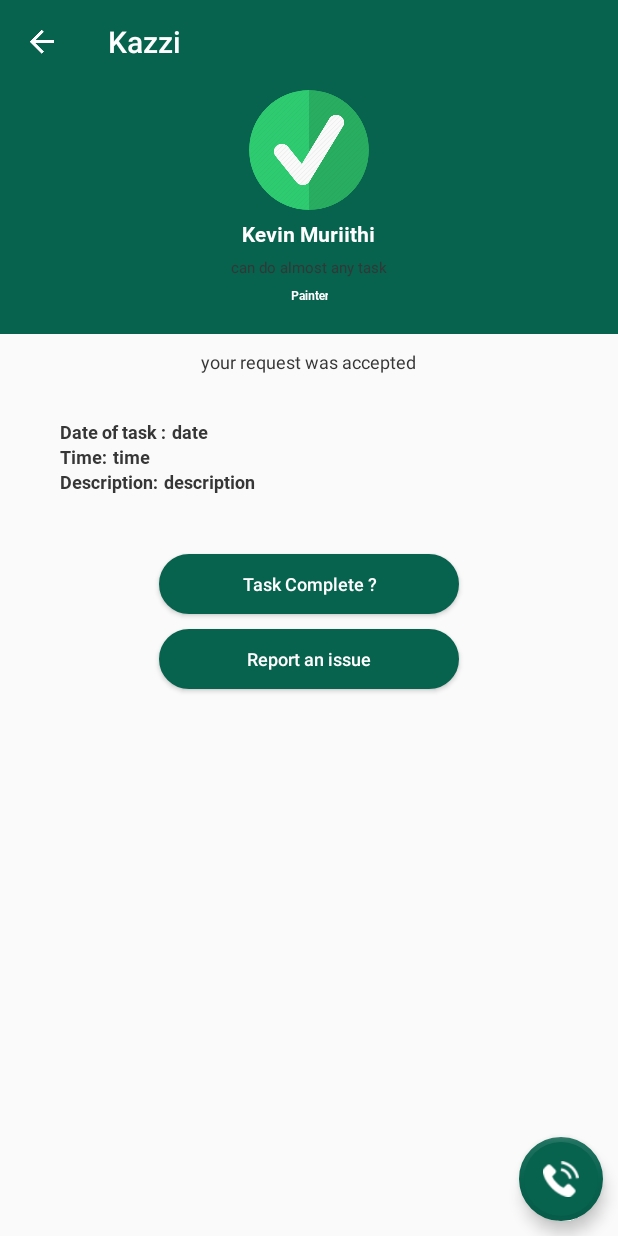
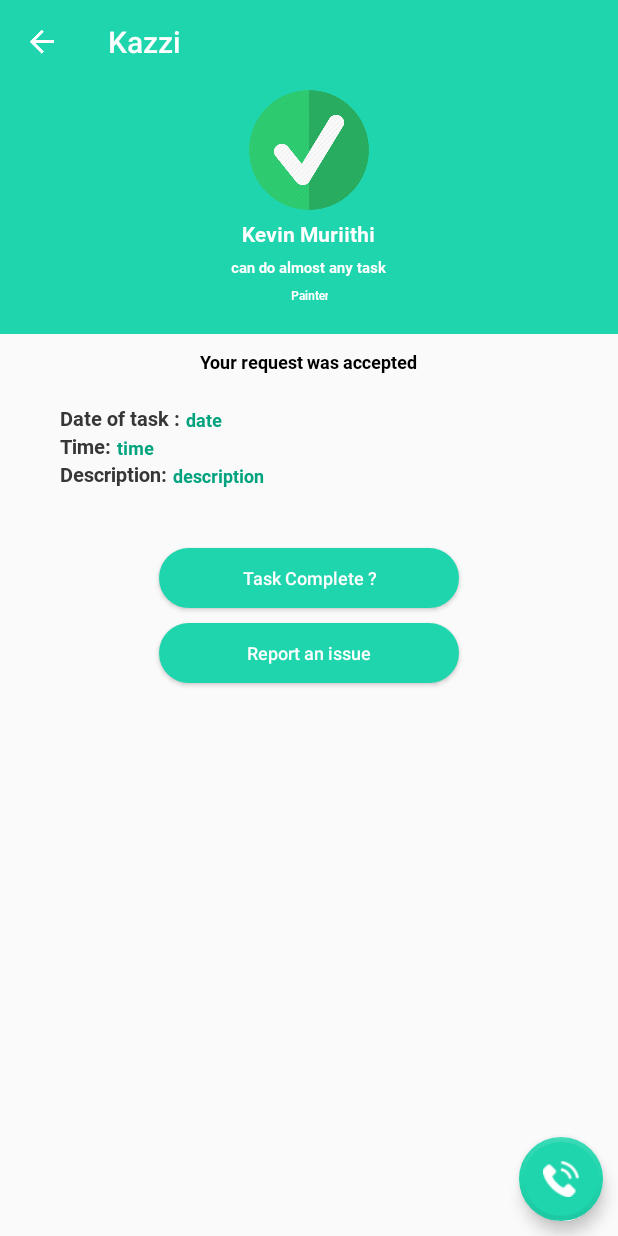
Before and after one commit to keveaux/kazzi, an Android app: the processedInfo screen opened directly, with no data from a screen before it, on a phone screen of 412 x 824 dp. Run offline under Robolectric (Android 15) with nearby library versions, the phone set to English and light mode, and no system bars; our stand-ins replace AdMob, CircleImageView, Volley; network calls fail; pictures from the network do not load.

Commit message:
UI changes

```diff
--- a/app/src/main/java/com/example/kelvincb/ikazi/Main/mainFragments/availableWorkers/AvailableWorkers.java
+++ b/app/src/main/java/com/example/kelvincb/ikazi/Main/mainFragments/availableWorkers/AvailableWorkers.java
@@ -26,6 +26,9 @@ public class AvailableWorkers extends AppCompatActivity {
         toolbar=findViewById(R.id.toolbar);
 
         setSupportActionBar(toolbar);
+
+        getSupportActionBar().setDisplayShowTitleEnabled(false);
+
 
         getSupportActionBar().setDisplayHomeAsUpEnabled(true);
         getSupportActionBar().setDisplayShowHomeEnabled(true);
--- a/app/src/main/java/com/example/kelvincb/ikazi/Main/mainFragments/userHistory/processedRequestPackage/processedInfo.java
+++ b/app/src/main/java/com/example/kelvincb/ikazi/Main/mainFragments/userHistory/processedRequestPackage/processedInfo.java
@@ -40,7 +40,7 @@ import java.util.Map;
 
 public class processedInfo extends AppCompatActivity {
 
-   private TextView worker_name,  timeTV, dateTV, jobDescriptionTV,occupationtextview,datetextview,timetextview,jobdesctv,TVskillset;
+   private TextView worker_name, acceptedTV, timeTV, dateTV, jobDescriptionTV,occupationtextview,datetextview,timetextview,jobdesctv,TVskillset;
    private String workerId,rating,name;
     ImageView workerImage;
     Toolbar toolbar;
@@ -59,10 +59,10 @@ public class processedInfo extends AppCompatActivity {
         timeTV = findViewById(R.id.time);
         dateTV = findViewById(R.id.date);
         jobDescriptionTV = findViewById(R.id.jobDescription);
-//        progressBar=findViewById(R.id.feedback_progressBar);
         workerImage=findViewById(R.id.worker_profile_image);
         TVskillset=findViewById(R.id.description);
         toolbar=findViewById(R.id.toolbar);
+        acceptedTV=findViewById(R.id.acceptedTV);
 
         setSupportActionBar(toolbar);
 
@@ -82,11 +82,13 @@ public class processedInfo extends AppCompatActivity {
         FloatingActionButton fab=findViewById(R.id.fab);
 
 
-        Typeface myfont=Typeface.createFromAsset(getAssets(),"Roboto-Bold.ttf");
-        occupationtextview.setTypeface(myfont);
-        datetextview.setTypeface(myfont);
-        timetextview.setTypeface(myfont);
-        jobdesctv.setTypeface(myfont);
+        Typeface boldfont=Typeface.createFromAsset(getAssets(),"Roboto-Bold.ttf");
+        occupationtextview.setTypeface(boldfont);
+        datetextview.setTypeface(boldfont);
+        timetextview.setTypeface(boldfont);
+        jobdesctv.setTypeface(boldfont);
+        TVskillset.setTypeface(boldfont);
+        acceptedTV.setTypeface(boldfont);
 
 
         Typeface font=Typeface.createFromAsset(getAssets(),"Roboto-Bold.ttf");
--- a/app/src/main/res/layout/activity_processed_info.xml
+++ b/app/src/main/res/layout/activity_processed_info.xml
@@ -55,7 +55,7 @@
             android:textSize="10sp"
             android:gravity="center"
             android:text="can do almost any task"
-            android:textColor="#363636" />
+            android:textColor="#fff" />
 
         <TextView
             android:id="@+id/textView_occupation"
@@ -85,7 +85,7 @@
             android:layout_width="wrap_content"
             android:layout_height="wrap_content"
             android:text="@string/accepted"
-            android:textColor="#363636"
+            android:textColor="#000000"
             android:layout_centerInParent="true"
             android:layout_alignParentTop="true"
             android:layout_marginTop="10dp"
@@ -97,9 +97,9 @@
             android:layout_height="wrap_content"
             android:layout_below="@+id/acceptedTV"
             android:text="Date of task :"
-            android:layout_marginTop="30dp"
+            android:layout_marginTop="20dp"
             android:textColor="#363636"
-            android:textSize="12sp"
+            android:textSize="13sp"
             android:layout_marginStart="40dp"/>
 
         <TextView
@@ -110,7 +110,7 @@
             android:layout_alignParentEnd="true"
             android:layout_toRightOf="@id/textView_date"
             android:textSize="12sp"
-            android:textColor="#363636"
+            android:textColor="@color/colorPrimaryDark"
             android:paddingLeft="4dp"
             android:text="date"/>
         <TextView
@@ -119,7 +119,7 @@
             android:layout_height="wrap_content"
             android:layout_below="@+id/textView_date"
             android:layout_alignStart="@+id/textView_date"
-            android:textSize="12dp"
+            android:textSize="13dp"
             android:textColor="#363636"
             android:drawablePadding="4dp"
             android:text="Time:" />
@@ -133,8 +133,7 @@
             android:layout_toRightOf="@id/textView_time"
             android:textSize="12sp"
             android:paddingLeft="4dp"
-
-            android:textColor="#363636"
+            android:textColor="@color/colorPrimaryDark"
             android:drawablePadding="4dp"
             android:text="time"/>
 
@@ -144,7 +143,7 @@
             android:layout_height="wrap_content"
             android:layout_below="@+id/textView_time"
             android:layout_alignStart="@+id/textView_time"
-            android:textSize="12dp"
+            android:textSize="13dp"
             android:textColor="#363636"
             android:drawablePadding="4dp"
             android:text="Description:" />
@@ -157,7 +156,7 @@
             android:layout_alignParentEnd="true"
             android:layout_toRightOf="@+id/textView_jobdesc"
             android:textSize="12sp"
-            android:textColor="#363636"
+            android:textColor="@color/colorPrimaryDark"
             android:paddingLeft="4dp"
             android:text="description"/>
 
--- a/app/src/main/res/layout/fragment_send_request.xml
+++ b/app/src/main/res/layout/fragment_send_request.xml
@@ -50,7 +50,7 @@
             android:textSize="10sp"
             android:gravity="center"
             android:text="can do almost any task"
-            android:textColor="#000000" />
+            android:textColor="@color/strokeColor" />
 
         <TextView
             android:id="@+id/proffession"
--- a/app/src/main/res/layout/row_model.xml
+++ b/app/src/main/res/layout/row_model.xml
@@ -50,7 +50,7 @@
                 android:text="NAME"
                 android:paddingLeft="4dp"
                 android:textAllCaps="true"
-                android:textColor="@color/colorAccent"
+                android:textColor="#000"
                 android:textSize="16sp" />
 
             <TextView
@@ -63,6 +63,7 @@
                 android:drawableLeft="@drawable/ic_location_on"
                 android:drawablePadding="4dp"
                 android:maxLines="1"
+                android:textColor="@color/colorPrimaryDark"
                 android:paddingLeft="4dp"
                 android:text="distance"
                 android:textSize="12sp" />
@@ -79,7 +80,7 @@
                 android:maxLines="1"
                 android:paddingLeft="4dp"
                 android:text="skill set"
-                android:textColor="@color/colorPrimaryDark"
+                android:textColor="#000"
                 android:textSize="12sp" />
 
 
@@ -95,6 +96,7 @@
                 android:drawablePadding="4dp"
                 android:maxLines="1"
                 android:paddingLeft="4dp"
+                android:textColor="@color/duskYellow"
                 android:text="TextView"
                 android:textSize="12sp" />
 
--- a/app/src/main/res/values/colors.xml
+++ b/app/src/main/res/values/colors.xml
@@ -1,10 +1,10 @@
 <?xml version="1.0" encoding="utf-8"?>
 <resources>
-    <color name="colorPrimary">#FF07624E</color>
-    <color name="colorPrimaryDark">#FF07624E</color>
+    <color name="colorPrimary">#1FD5AD</color>
+    <color name="colorPrimaryDark">#00a37e</color>
     <color name="colorAccent">#212121</color>
     <color name="bgBottomNavigation">#d1395c</color>
-    <color name="duskYellow">#f5f90e</color>
+    <color name="duskYellow">#FFC107</color>
     <color name="lightGrey">#020005</color>
 
     <!-- Screens background color-->
--- a/app/src/main/res/values/dimens.xml
+++ b/app/src/main/res/values/dimens.xml
@@ -27,6 +27,6 @@
     <dimen name="slide_desc">16dp</dimen>
     <dimen name="desc_padding">40dp</dimen>
     <dimen name="custom_tab_layout_height">50dp</dimen>
-    <dimen name="textsize">5sp</dimen>
+    <dimen name="textsize">3sp</dimen>
     <dimen name="swipetabssize">10dp</dimen>
 </resources>
```
Also changed, not shown: app/src/main/java/com/example/kelvincb/ikazi/Main/mainFragments/availableWorkers/adapterClass.java (+9 -3 lines), app/src/main/java/com/example/kelvincb/ikazi/Main/mainFragments/mainFragment.java (+10 -10 lines), app/src/main/java/com/example/kelvincb/ikazi/Main/mainFragments/sendRequestPackage/sendRequest.java (+4 -4 lines), app/src/main/res/layout/activity_available_workers.xml (+17 -2 lines), app/src/main/res/layout/activity_main.xml (+8 -5 lines), app/src/main/res/layout/content_main.xml (+11 -18 lines), app/src/main/res/layout/fragment_available_workers.xml (+5 -7 lines), app/src/main/res/values/strings.xml (+5 -4 lines).
